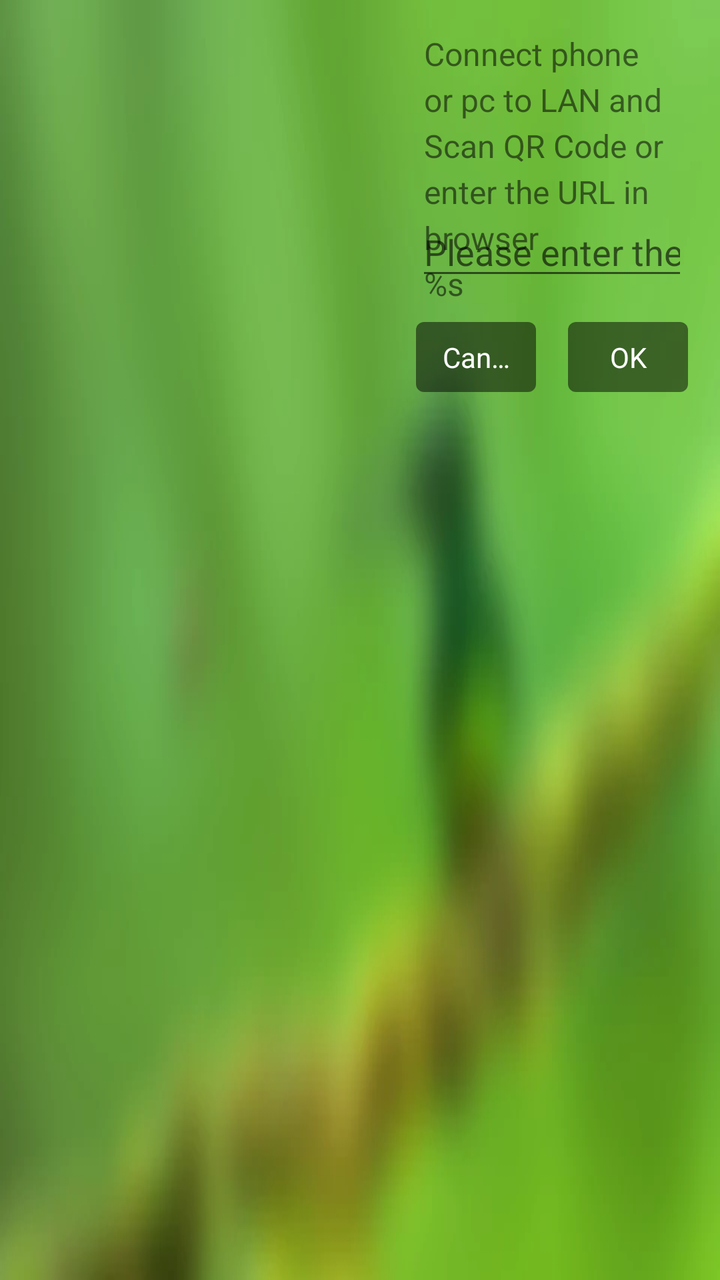
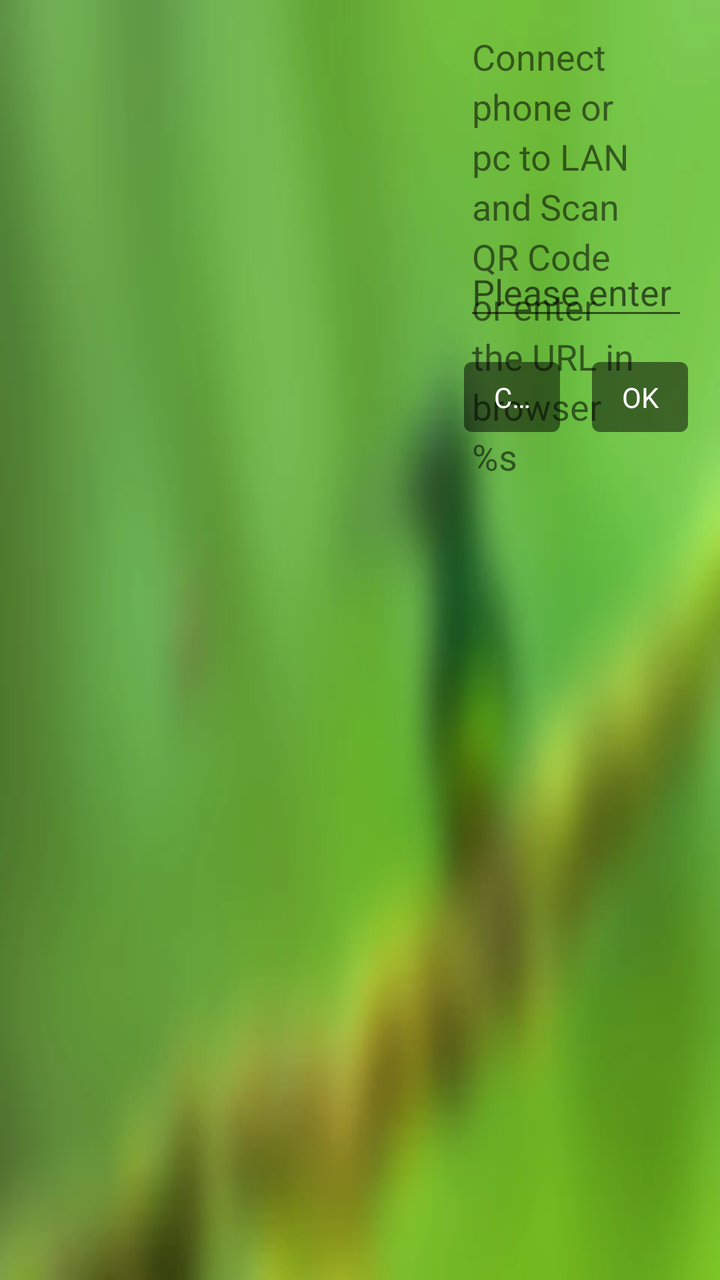

Compare the two renders of this Android layout. The source of the first and the diff that turns it into the second are given below.
<!-- AndroidManifest.xml: application theme AppTheme -->
<!-- res/layout/dialog_config.xml -->
<?xml version="1.0" encoding="utf-8"?>
<RelativeLayout xmlns:android="http://schemas.android.com/apk/res/android"
    android:layout_width="wrap_content"
    android:layout_height="wrap_content"
    android:padding="16dp">

    <ImageView
        android:id="@+id/code"
        android:layout_width="180dp"
        android:layout_height="180dp"
        android:scaleType="fitXY" />

    <TextView
        android:id="@+id/info"
        android:layout_width="wrap_content"
        android:layout_height="wrap_content"
        android:layout_marginStart="12dp"
        android:layout_toEndOf="@+id/code"
        android:lineSpacingExtra="4dp"
        android:paddingStart="4dp"
        android:paddingEnd="4dp"
        android:text="@string/dialog_config_info"
        android:textColor="@color/grey_700"
        android:textSize="16sp" />

    <EditText
        android:id="@+id/text"
        android:layout_width="match_parent"
        android:layout_height="wrap_content"
        android:layout_above="@+id/bottom"
        android:layout_alignStart="@+id/info"
        android:layout_marginBottom="16dp"
        android:hint="@string/dialog_config_url_hint"
        android:imeOptions="actionDone"
        android:importantForAutofill="no"
        android:inputType="text"
        android:singleLine="true"
        android:textSize="18sp" />

    <LinearLayout
        android:id="@+id/bottom"
        android:layout_width="match_parent"
        android:layout_height="wrap_content"
        android:layout_alignStart="@+id/info"
        android:layout_alignBottom="@+id/code"
        android:gravity="end"
        android:orientation="horizontal">

        <TextView
            android:id="@+id/negative"
            android:layout_width="0dp"
            android:layout_height="wrap_content"
            android:layout_marginEnd="16dp"
            android:layout_weight="1"
            android:background="@drawable/selector_text"
            android:focusable="true"
            android:focusableInTouchMode="true"
            android:gravity="center"
            android:singleLine="true"
            android:text="@string/dialog_negative"
            android:textColor="@color/white"
            android:textSize="14sp" />

        <TextView
            android:id="@+id/positive"
            android:layout_width="0dp"
            android:layout_height="wrap_content"
            android:layout_weight="1"
            android:background="@drawable/selector_text"
            android:focusable="true"
            android:focusableInTouchMode="true"
            android:gravity="center"
            android:singleLine="true"
            android:text="@string/dialog_positive"
            android:textColor="@color/white"
            android:textSize="14sp" />

    </LinearLayout>
</RelativeLayout>
<!-- resources referenced by this layout -->
<resources>
  <color name="white">#FFFFFF</color>
  <!-- drawable selector_text (drawable) -->
  <?xml version="1.0" encoding="utf-8"?>
  <selector xmlns:android="http://schemas.android.com/apk/res/android">
      <item android:drawable="@drawable/shape_text_focused" android:state_focused="true" />
      <item android:drawable="@drawable/shape_text_activated" android:state_activated="true" />
      <item android:drawable="@drawable/shape_text_normal" />
  </selector>
  <string name="dialog_config_info">Connect phone or pc to LAN and Scan QR Code or enter the URL in browser\n<app:g name="name">%s</app:g></string>
  <string name="dialog_config_url_hint">Please enter the configuration url</string>
  <string name="dialog_negative">Cancel</string>
  <string name="dialog_positive">OK</string>
  <style name="AppTheme" parent="BaseTheme" />
  <!-- drawable shape_text_focused (drawable) -->
  <?xml version="1.0" encoding="utf-8"?>
  <shape xmlns:android="http://schemas.android.com/apk/res/android"
      android:shape="rectangle">
  
      <solid android:color="@color/black_70" />
  
      <corners android:radius="4dp" />
  
      <padding
          android:bottom="8dp"
          android:left="12dp"
          android:right="12dp"
          android:top="8dp" />
  
  </shape>
  <!-- drawable shape_text_activated (drawable) -->
  <?xml version="1.0" encoding="utf-8"?>
  <shape xmlns:android="http://schemas.android.com/apk/res/android"
      android:shape="rectangle">
  
      <solid android:color="@color/black_80" />
  
      <corners android:radius="4dp" />
  
      <padding
          android:bottom="8dp"
          android:left="12dp"
          android:right="12dp"
          android:top="8dp" />
  
  </shape>
  <!-- drawable shape_text_normal (drawable) -->
  <?xml version="1.0" encoding="utf-8"?>
  <shape xmlns:android="http://schemas.android.com/apk/res/android"
      android:shape="rectangle">
  
      <solid android:color="@color/black_50" />
  
      <corners android:radius="4dp" />
  
      <padding
          android:bottom="8dp"
          android:left="12dp"
          android:right="12dp"
          android:top="8dp" />
  
  </shape>
  <style name="BaseTheme" parent="Theme.MaterialComponents.Light.NoActionBar">
          <item name="colorPrimary">@color/primary</item>
          <item name="colorPrimaryDark">@color/primaryDark</item>
          <item name="colorAccent">@color/blue_500</item>
          <item name="android:windowAnimationStyle">@null</item>
          <item name="android:windowBackground">@drawable/wallpaper_1</item>
          <item name="android:windowFullscreen">true</item>
          <item name="android:windowTranslucentStatus">true</item>
          <item name="android:windowTranslucentNavigation">true</item>
      </style>
  <color name="black_70">#B3000000</color>
  <color name="black_80">#CC000000</color>
  <color name="black_50">#80000000</color>
  <color name="primary">@color/black</color>
  <color name="primaryDark">@color/black</color>
  <!-- drawable wallpaper_1: webp bitmap (drawable-nodpi, 9580 bytes) -->
  <color name="black">#000000</color>
</resources>

<!-- the commit's change to res/layout/dialog_config.xml (unified diff, before → after) -->
@@ -6,22 +6,22 @@
 
     <ImageView
         android:id="@+id/code"
-        android:layout_width="180dp"
-        android:layout_height="180dp"
+        android:layout_width="200dp"
+        android:layout_height="200dp"
         android:scaleType="fitXY" />
 
     <TextView
         android:id="@+id/info"
         android:layout_width="wrap_content"
         android:layout_height="wrap_content"
-        android:layout_marginStart="12dp"
+        android:layout_marginStart="16dp"
         android:layout_toEndOf="@+id/code"
         android:lineSpacingExtra="4dp"
         android:paddingStart="4dp"
         android:paddingEnd="4dp"
         android:text="@string/dialog_config_info"
         android:textColor="@color/grey_700"
-        android:textSize="16sp" />
+        android:textSize="18sp" />
 
     <EditText
         android:id="@+id/text"
